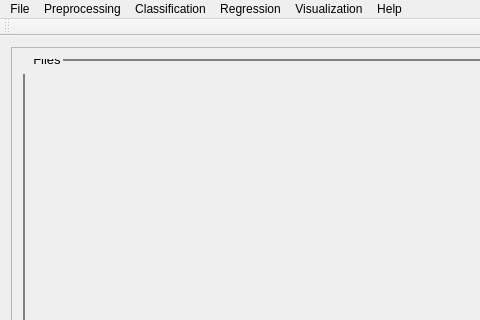
This is src/PYSAT_Gui_UI_Forms/UI Files/01_mainwindow_get_data.ui in tisaconundrum2/PySAT-GUI as Qt 5 draws it before an edit; both pictures show x 0 to 480 and y 0 to 320 of the 581 by 843 pixel window. The edited form follows.
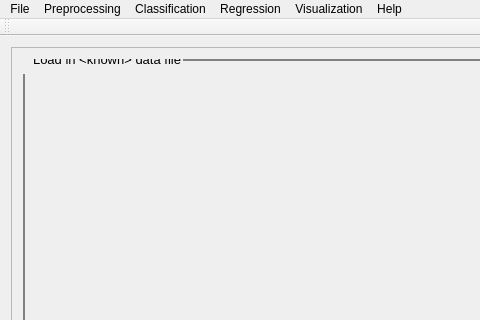
This is the edited form.

What changed in the file:
```diff
--- a/src/PYSAT_Gui_UI_Forms/UI Files/01_mainwindow_get_data.ui
+++ b/src/PYSAT_Gui_UI_Forms/UI Files/01_mainwindow_get_data.ui
@@ -57,7 +57,7 @@
            </font>
           </property>
           <property name="title">
-           <string>Files</string>
+           <string>Load in &lt;known&gt; data file</string>
           </property>
           <layout class="QHBoxLayout" name="horizontalLayout">
            <item>
```
